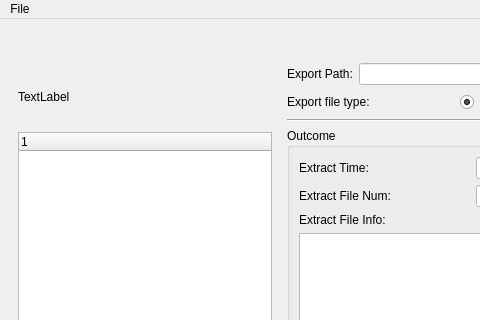
The window that util/ui/EC_dicom2avi.ui (chi-chun-1999/EC_dicom2avi) describes before a commit, drawn with Qt 5; both pictures show x 0 to 480 and y 0 to 320 of the 840 by 849 pixel window.
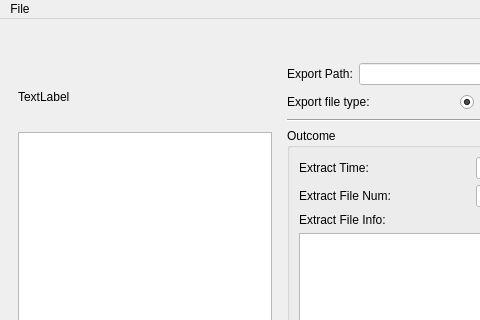
The same window after the commit.

```diff
--- a/util/ui/EC_dicom2avi.ui
+++ b/util/ui/EC_dicom2avi.ui
@@ -51,7 +51,7 @@
           </widget>
          </item>
          <item>
-          <widget class="QTreeWidget" name="treeWidget_file"/>
+          <widget class="QTreeView" name="treeView_file"/>
          </item>
          <item>
           <layout class="QHBoxLayout" name="horizontalLayout_2" stretch="2,1,1">
```
